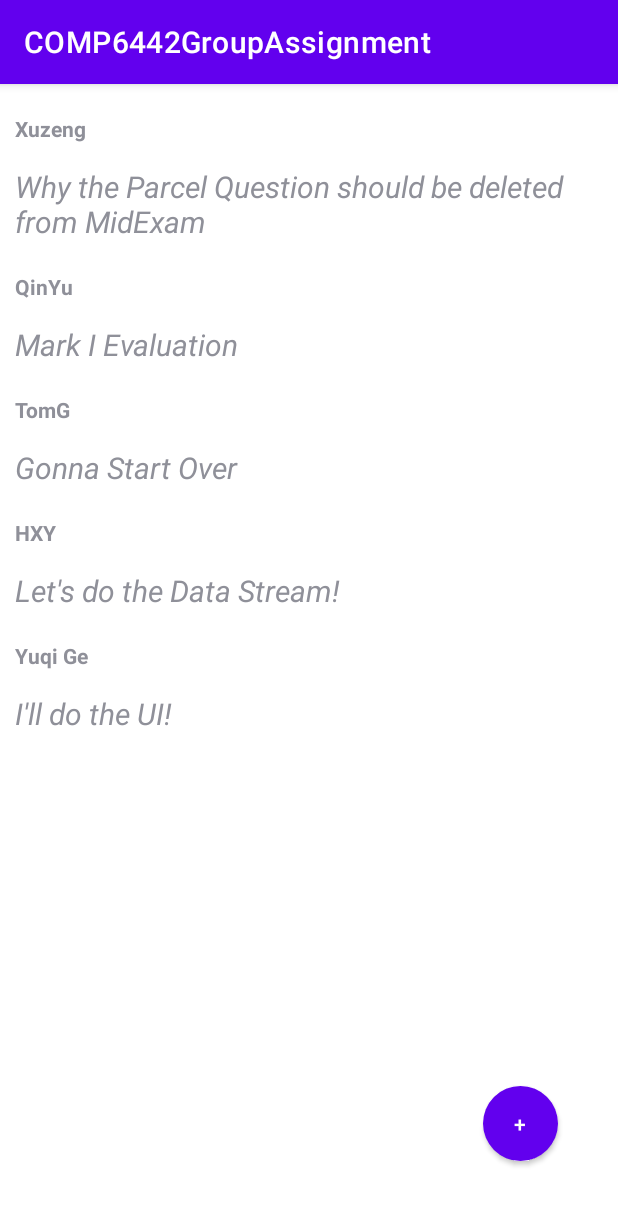
After one commit to GiteonCaulfied/ProgrammerPlus, an Android app: the HomepageActivity screen opened directly, with no data from a screen before it, on a phone screen of 412 x 824 dp. The commit adds this screen. Shown: the top 1205 px of the screen. Run offline under Robolectric (Android 15) with nearby library versions, the phone set to English and light mode, and no system bars; pictures from the network do not load.

Commit message:
Added HomepageActivity

```diff
--- a/app/build.gradle
+++ b/app/build.gradle
@@ -34,6 +34,7 @@ dependencies {
     implementation 'androidx.appcompat:appcompat:1.2.0'
     implementation 'com.google.android.material:material:1.3.0'
     implementation 'androidx.constraintlayout:constraintlayout:2.0.4'
+    implementation 'com.google.android.gms:play-services-fido:18.1.0'
     testImplementation 'junit:junit:4.+'
     androidTestImplementation 'androidx.test.ext:junit:1.1.2'
     androidTestImplementation 'androidx.test.espresso:espresso-core:3.3.0'
@@ -49,4 +50,7 @@ dependencies {
     // Declare the dependency for the Realtime Database library
     // When using the BoM, you don't specify versions in Firebase library dependencies
     implementation 'com.google.firebase:firebase-database'
+
+    implementation 'com.github.bumptech.glide:glide:4.12.0'
+    annotationProcessor 'com.github.bumptech.glide:compiler:4.12.0'
 }
--- a/app/src/main/AndroidManifest.xml
+++ b/app/src/main/AndroidManifest.xml
@@ -1,6 +1,11 @@
 <?xml version="1.0" encoding="utf-8"?>
 <manifest xmlns:android="http://schemas.android.com/apk/res/android"
     package="au.edu.anu.cecs.COMP6442GroupAssignment">
+
+    <uses-permission android:name="android.permission.INTERNET" />
+    <uses-permission android:name="android.permission.READ_EXTERNAL_STORAGE" />
+    <uses-permission android:name="android.permission.WRITE_EXTERNAL_STORAGE" />
+
 
     <application
         android:allowBackup="true"
@@ -9,6 +14,9 @@
         android:roundIcon="@mipmap/ic_launcher_round"
         android:supportsRtl="true"
         android:theme="@style/Theme.COMP6442GroupAssignment">
+        <activity
+            android:name=".HomepageActivity"
+            android:exported="true" />
         <activity
             android:name=".PostActivity"
             android:exported="true" />
--- a/app/src/main/assets/profile.json
+++ b/app/src/main/assets/profile.json
@@ -29,6 +29,11 @@
       "name": "Af Jk",
       "posts": 333,
       "intro": "flying"
+    },
+    "xuzeng1984@gmail.com": {
+      "name": "Something New",
+      "posts": 333,
+      "intro": "Just got here"
     }
   }
 }
--- /dev/null
+++ b/app/src/main/java/au/edu/anu/cecs/COMP6442GroupAssignment/HomepageActivity.java
@@ -0,0 +1,56 @@
+package au.edu.anu.cecs.COMP6442GroupAssignment;
+
+import androidx.appcompat.app.AppCompatActivity;
+import androidx.recyclerview.widget.LinearLayoutManager;
+import androidx.recyclerview.widget.RecyclerView;
+
+import android.content.Intent;
+import android.os.Bundle;
+import android.view.View;
+import android.widget.AdapterView;
+import android.widget.Toast;
+
+import java.util.ArrayList;
+import java.util.List;
+
+import au.edu.cecs.COMP6442GroupAssignment.Utils.Post;
+import au.edu.cecs.COMP6442GroupAssignment.Utils.TimelinePostAdapter;
+
+public class HomepageActivity extends AppCompatActivity {
+
+    @Override
+    protected void onCreate(Bundle savedInstanceState) {
+        super.onCreate(savedInstanceState);
+        setContentView(R.layout.activity_homepage);
+
+        RecyclerView timelinePostView = (RecyclerView) findViewById(R.id.timelinePostView);
+
+        //Data
+        List<Post> allPosts = new ArrayList<>();
+        allPosts.add(new Post("u10000","Xuzeng","Why the Parcel Question should be deleted from MidExam","blah blah blah"));
+        allPosts.add(new Post("u20000","QinYu","Mark I Evaluation","blah blah blah"));
+        allPosts.add(new Post("u30000","TomG","Gonna Start Over","blah blah blah"));
+        allPosts.add(new Post("u40000","HXY","Let's do the Data Stream!","blah blah blah"));
+        allPosts.add(new Post("u50000","Yuqi Ge","I'll do the UI!","blah blah blah"));
+
+        //Adapter
+        TimelinePostAdapter timelinePostAdapter = new TimelinePostAdapter(getApplicationContext(), allPosts, new TimelinePostAdapter.OnItemClickListener() {
+            @Override
+            public void onItemClick(Post item) {
+                Toast.makeText(getApplicationContext(), "Post Clicked: " + item.title, Toast.LENGTH_LONG).show();
+            }
+
+        });
+        timelinePostView.setAdapter(timelinePostAdapter);
+        timelinePostView.setLayoutManager(new LinearLayoutManager(this));
+
+    }
+
+    // New Post Button is Clicked, Send the account message and turn to PostActivity
+    public void newPostButtonClick(View v){
+        Intent from_intent = getIntent();
+        Intent intent = new Intent(HomepageActivity.this,PostActivity.class);
+        intent.putExtra("account",from_intent.getStringExtra("account"));
+        startActivity(intent);
+    }
+}
--- a/app/src/main/java/au/edu/anu/cecs/COMP6442GroupAssignment/LoginActivity.java
+++ b/app/src/main/java/au/edu/anu/cecs/COMP6442GroupAssignment/LoginActivity.java
@@ -54,7 +54,7 @@ public class LoginActivity extends AppCompatActivity {
                             Toast.makeText(getApplicationContext(),
                                     "Login successfully.", Toast.LENGTH_SHORT).show();
                             //updateUI(user);
-                            Intent intent = new Intent(LoginActivity.this, PostActivity.class);
+                            Intent intent = new Intent(LoginActivity.this, HomepageActivity.class);
                             intent.putExtra("account",email.getText().toString());
                             startActivity(intent);
                         } else {
--- /dev/null
+++ b/app/src/main/java/au/edu/cecs/COMP6442GroupAssignment/Utils/TimelinePostAdapter.java
@@ -0,0 +1,107 @@
+package au.edu.cecs.COMP6442GroupAssignment.Utils;
+
+import android.content.Context;
+import android.view.LayoutInflater;
+import android.view.View;
+import android.view.ViewGroup;
+import android.widget.ImageView;
+import android.widget.TextView;
+
+import androidx.annotation.NonNull;
+import androidx.recyclerview.widget.RecyclerView;
+
+import com.bumptech.glide.Glide;
+import com.bumptech.glide.load.engine.DiskCacheStrategy;
+import com.bumptech.glide.request.RequestOptions;
+
+import java.util.List;
+
+import au.edu.anu.cecs.COMP6442GroupAssignment.R;
+
+
+
+public class TimelinePostAdapter extends RecyclerView.Adapter<TimelinePostAdapter.TimelinePostViewHolder>{
+
+    public interface OnItemClickListener {
+        void onItemClick(Post item);
+    }
+
+    private final Context context;
+    private final List<Post> posts;
+    private final OnItemClickListener listener;
+
+    public TimelinePostAdapter(Context context, List<Post> posts, OnItemClickListener listener) {
+        this.context = context;
+        this.posts = posts;
+        this.listener = listener;
+    }
+
+    @NonNull
+    @Override
+    public TimelinePostAdapter.TimelinePostViewHolder onCreateViewHolder(@NonNull ViewGroup parent, int viewType) {
+        View view = LayoutInflater.from(context).inflate(R.layout.activity_timeline_post,parent,false);
+
+        return new TimelinePostViewHolder(view);
+    }
+
+    @Override
+    public void onBindViewHolder(@NonNull TimelinePostAdapter.TimelinePostViewHolder holder, int position) {
+        int max = 100;
+        int min = 0;
+        int id = (int) (Math.random()*(max-min+1) + min);
+        holder.getText_username().setText(posts.get(position).author);
+        holder.getText_title().setText(posts.get(position).title);
+
+
+        //Display Image From Internet (Currently Not Working)
+        Glide.with(context).load("http://picsum.photos/id/" + id + "/300/200").apply(new RequestOptions()
+                .diskCacheStrategy(DiskCacheStrategy.NONE)
+                .skipMemoryCache(true))
+                .into(holder.getImage());
+
+        holder.bind(posts.get(position), listener);
+
+    }
+
+
+
+    @Override
+    public int getItemCount() {
+        return posts.size();
+    }
+
+    public class TimelinePostViewHolder extends RecyclerView.ViewHolder{
+
+        private final ImageView image;
+        private final TextView text_username;
+        private final TextView text_title;
+
+        public TimelinePostViewHolder(@NonNull View itemView) {
+            super(itemView);
+
+            image = (ImageView) itemView.findViewById(R.id.tv_post_image);
+            text_username = (TextView) itemView.findViewById(R.id.tv_post_username);
+            text_title = (TextView) itemView.findViewById(R.id.tv_post_title);
+        }
+
+        public ImageView getImage() {
+            return image;
+        }
+
+        public TextView getText_username() {
+            return text_username;
+        }
+
+        public TextView getText_title() {
+            return text_title;
+        }
+
+        public void bind(final Post item, final OnItemClickListener listener) {
+            itemView.setOnClickListener(new View.OnClickListener() {
+                @Override public void onClick(View v) {
+                    listener.onItemClick(item);
+                }
+            });
+        }
+    }
+}
--- /dev/null
+++ b/app/src/main/res/drawable/button_states.xml
@@ -0,0 +1,10 @@
+<?xml version="1.0" encoding="utf-8"?>
+
+<shape xmlns:android="http://schemas.android.com/apk/res/android"
+    android:shape="rectangle">
+    <solid android:color="#0b8ab0" />
+    <corners android:bottomRightRadius="900dp"
+        android:bottomLeftRadius="900dp"
+        android:topRightRadius="900dp"
+        android:topLeftRadius="900dp"/>
+</shape>
--- /dev/null
+++ b/app/src/main/res/layout/activity_homepage.xml
@@ -0,0 +1,35 @@
+<?xml version="1.0" encoding="utf-8"?>
+<androidx.constraintlayout.widget.ConstraintLayout xmlns:android="http://schemas.android.com/apk/res/android"
+    xmlns:app="http://schemas.android.com/apk/res-auto"
+    xmlns:tools="http://schemas.android.com/tools"
+    android:layout_width="match_parent"
+    android:layout_height="match_parent"
+    tools:context=".HomepageActivity">
+
+    <androidx.recyclerview.widget.RecyclerView
+        android:id="@+id/timelinePostView"
+        android:layout_width="0dp"
+        android:layout_height="0dp"
+        app:layout_constraintBottom_toBottomOf="parent"
+        app:layout_constraintEnd_toEndOf="parent"
+        app:layout_constraintHorizontal_bias="1.0"
+        app:layout_constraintStart_toStartOf="parent"
+        app:layout_constraintTop_toTopOf="parent"
+        app:layout_constraintVertical_bias="0.0" />
+
+    <Button
+        android:id="@+id/new_post_button"
+        android:layout_width="50dp"
+        android:layout_height="50dp"
+        android:layout_marginEnd="40dp"
+        android:layout_marginBottom="50dp"
+        android:background="@drawable/button_states"
+        android:onClick="newPostButtonClick"
+        android:text="@string/new_post_button"
+        app:layout_constraintBottom_toBottomOf="parent"
+        app:layout_constraintEnd_toEndOf="parent"
+        app:layout_constraintHorizontal_bias="1.0"
+        app:layout_constraintStart_toStartOf="parent"
+        app:layout_constraintTop_toTopOf="parent"
+        app:layout_constraintVertical_bias="1.0" />
+</androidx.constraintlayout.widget.ConstraintLayout>
--- /dev/null
+++ b/app/src/main/res/layout/activity_timeline_post.xml
@@ -0,0 +1,45 @@
+<?xml version="1.0" encoding="utf-8"?>
+<androidx.constraintlayout.widget.ConstraintLayout xmlns:android="http://schemas.android.com/apk/res/android"
+    xmlns:app="http://schemas.android.com/apk/res-auto"
+    xmlns:tools="http://schemas.android.com/tools"
+    android:layout_width="match_parent"
+    android:layout_height="wrap_content">
+
+    <ImageView
+        android:id="@+id/tv_post_image"
+        android:layout_width="wrap_content"
+        android:layout_height="wrap_content"
+        android:layout_marginTop="10dp"
+        app:layout_constraintEnd_toEndOf="parent"
+        app:layout_constraintStart_toStartOf="parent"
+        app:layout_constraintTop_toTopOf="parent"
+        tools:srcCompat="@tools:sample/avatars" />
+
+    <TextView
+        android:id="@+id/tv_post_username"
+        android:layout_width="0dp"
+        android:layout_height="wrap_content"
+        android:layout_marginStart="10dp"
+        android:layout_marginTop="10dp"
+        android:layout_marginEnd="10dp"
+        android:text="TextView"
+        android:textSize="14sp"
+        android:textStyle="bold"
+        app:layout_constraintEnd_toEndOf="parent"
+        app:layout_constraintStart_toStartOf="parent"
+        app:layout_constraintTop_toBottomOf="@+id/tv_post_image" />
+
+    <TextView
+        android:id="@+id/tv_post_title"
+        android:layout_width="0dp"
+        android:layout_height="wrap_content"
+        android:layout_marginStart="10dp"
+        android:layout_marginTop="15dp"
+        android:layout_marginEnd="10dp"
+        android:text="TextView"
+        android:textSize="20sp"
+        android:textStyle="italic"
+        app:layout_constraintEnd_toEndOf="parent"
+        app:layout_constraintStart_toStartOf="parent"
+        app:layout_constraintTop_toBottomOf="@+id/tv_post_username" />
+</androidx.constraintlayout.widget.ConstraintLayout>
--- a/app/src/main/res/values/strings.xml
+++ b/app/src/main/res/values/strings.xml
@@ -6,4 +6,5 @@
     <string name="email">Email</string>
     <string name="name">Name</string>
     <string name="register">Register</string>
+    <string name="new_post_button">+</string>
 </resources>
```
